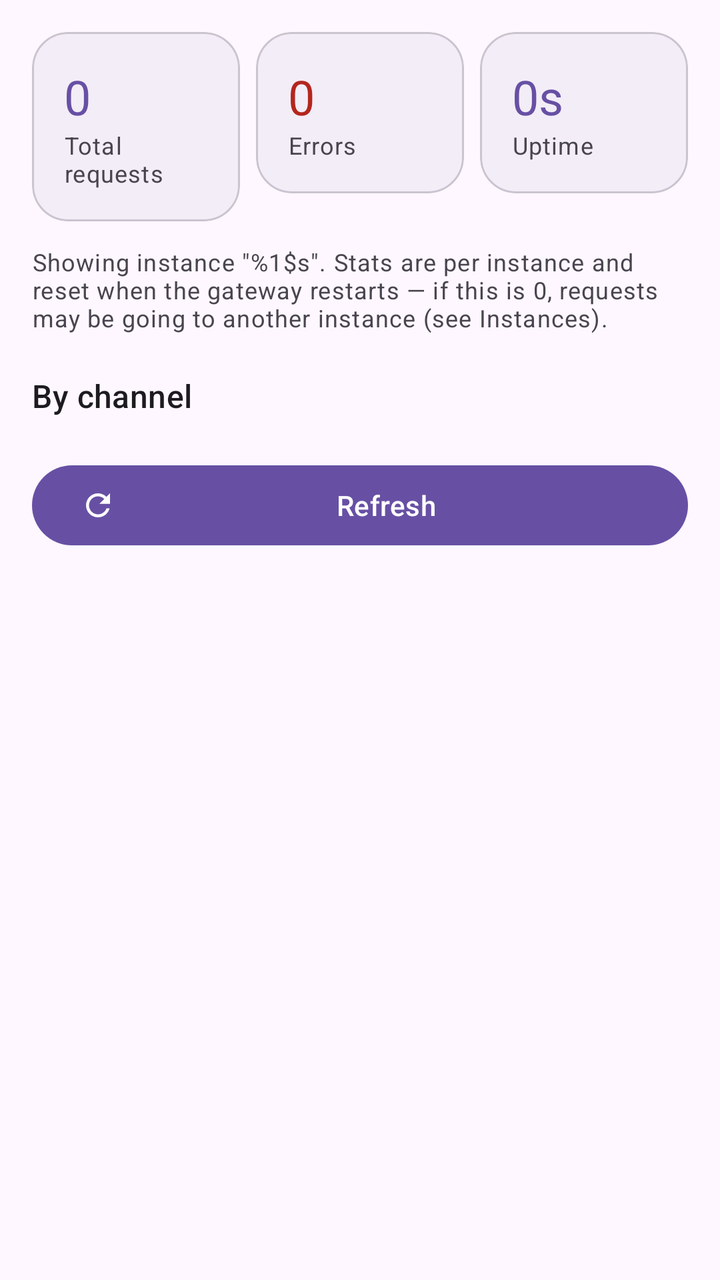
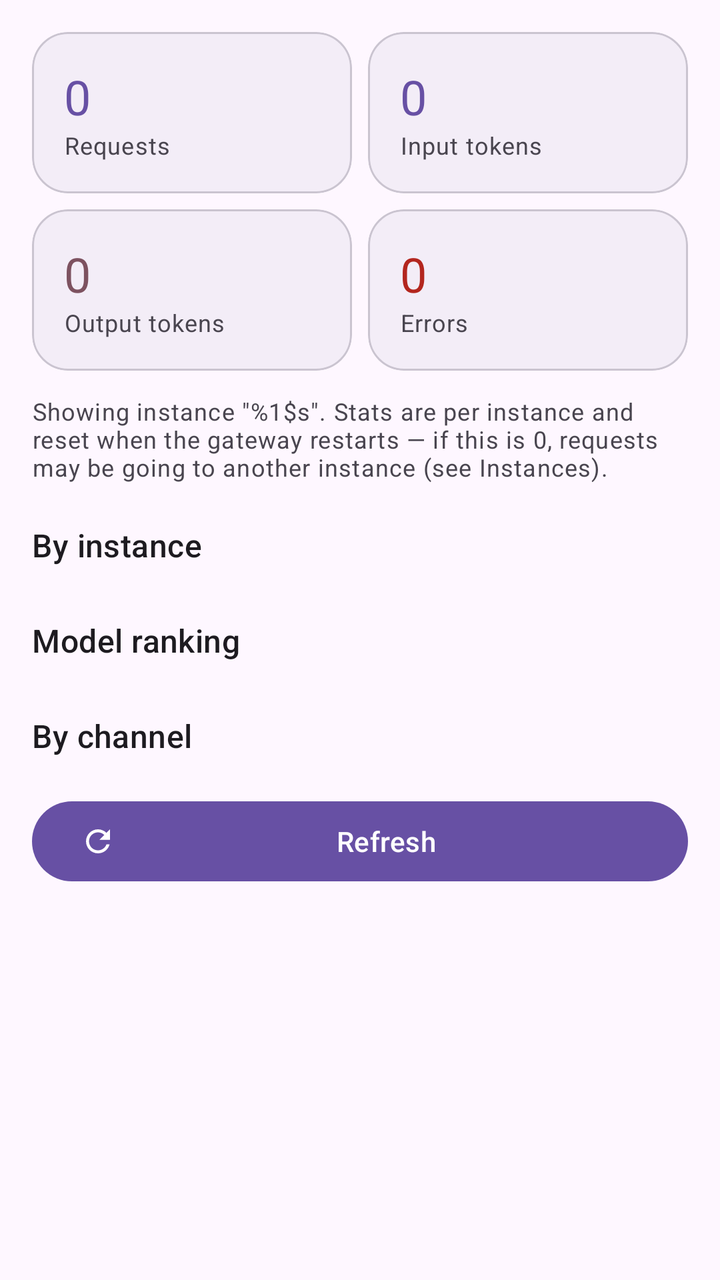

Before-and-after screenshots of an Android layout around one commit, followed by the original layout XML and the change that was made.
<!-- AndroidManifest.xml: application theme Theme.AIGateway -->
<!-- res/layout/fragment_stats.xml -->
<?xml version="1.0" encoding="utf-8"?>
<androidx.core.widget.NestedScrollView xmlns:android="http://schemas.android.com/apk/res/android"
    xmlns:app="http://schemas.android.com/apk/res-auto"
    android:layout_width="match_parent"
    android:layout_height="match_parent"
    android:fillViewport="true">

    <LinearLayout
        android:layout_width="match_parent"
        android:layout_height="wrap_content"
        android:orientation="vertical"
        android:padding="16dp">

        <LinearLayout
            android:layout_width="match_parent"
            android:layout_height="wrap_content"
            android:orientation="horizontal">

            <com.google.android.material.card.MaterialCardView
                android:layout_width="0dp"
                android:layout_height="wrap_content"
                android:layout_weight="1"
                android:layout_marginEnd="4dp"
                app:cardCornerRadius="18dp"
                app:cardElevation="0dp"
                app:cardBackgroundColor="?attr/colorSurfaceContainer">
                <LinearLayout android:layout_width="match_parent" android:layout_height="wrap_content"
                    android:orientation="vertical" android:padding="16dp">
                    <TextView android:id="@+id/textStatRequests" android:layout_width="wrap_content"
                        android:layout_height="wrap_content" android:text="0"
                        android:textAppearance="?attr/textAppearanceHeadlineSmall" android:textColor="?attr/colorPrimary" />
                    <TextView android:layout_width="wrap_content" android:layout_height="wrap_content"
                        android:text="@string/ov_total_requests" android:textAppearance="?attr/textAppearanceBodySmall"
                        android:textColor="?attr/colorOnSurfaceVariant" />
                </LinearLayout>
            </com.google.android.material.card.MaterialCardView>

            <com.google.android.material.card.MaterialCardView
                android:layout_width="0dp"
                android:layout_height="wrap_content"
                android:layout_weight="1"
                android:layout_marginHorizontal="4dp"
                app:cardCornerRadius="18dp"
                app:cardElevation="0dp"
                app:cardBackgroundColor="?attr/colorSurfaceContainer">
                <LinearLayout android:layout_width="match_parent" android:layout_height="wrap_content"
                    android:orientation="vertical" android:padding="16dp">
                    <TextView android:id="@+id/textStatErrors" android:layout_width="wrap_content"
                        android:layout_height="wrap_content" android:text="0"
                        android:textAppearance="?attr/textAppearanceHeadlineSmall" android:textColor="?attr/colorError" />
                    <TextView android:layout_width="wrap_content" android:layout_height="wrap_content"
                        android:text="@string/ov_errors" android:textAppearance="?attr/textAppearanceBodySmall"
                        android:textColor="?attr/colorOnSurfaceVariant" />
                </LinearLayout>
            </com.google.android.material.card.MaterialCardView>

            <com.google.android.material.card.MaterialCardView
                android:layout_width="0dp"
                android:layout_height="wrap_content"
                android:layout_weight="1"
                android:layout_marginStart="4dp"
                app:cardCornerRadius="18dp"
                app:cardElevation="0dp"
                app:cardBackgroundColor="?attr/colorSurfaceContainer">
                <LinearLayout android:layout_width="match_parent" android:layout_height="wrap_content"
                    android:orientation="vertical" android:padding="16dp">
                    <TextView android:id="@+id/textStatUptime" android:layout_width="wrap_content"
                        android:layout_height="wrap_content" android:text="0s"
                        android:textAppearance="?attr/textAppearanceHeadlineSmall" android:textColor="?attr/colorPrimary" />
                    <TextView android:layout_width="wrap_content" android:layout_height="wrap_content"
                        android:text="@string/ov_uptime" android:textAppearance="?attr/textAppearanceBodySmall"
                        android:textColor="?attr/colorOnSurfaceVariant" />
                </LinearLayout>
            </com.google.android.material.card.MaterialCardView>
        </LinearLayout>

        <TextView
            android:id="@+id/statsHint"
            android:layout_width="match_parent"
            android:layout_height="wrap_content"
            android:layout_marginTop="12dp"
            android:text="@string/st_hint"
            android:textAppearance="?attr/textAppearanceBodySmall"
            android:textColor="?attr/colorOnSurfaceVariant" />

        <TextView
            android:layout_width="wrap_content"
            android:layout_height="wrap_content"
            android:layout_marginTop="20dp"
            android:layout_marginBottom="8dp"
            android:text="@string/st_by_channel"
            android:textAppearance="?attr/textAppearanceTitleMedium" />

        <LinearLayout
            android:id="@+id/channelStatsContainer"
            android:layout_width="match_parent"
            android:layout_height="wrap_content"
            android:orientation="vertical" />

        <TextView
            android:id="@+id/emptyHint"
            android:layout_width="match_parent"
            android:layout_height="wrap_content"
            android:gravity="center"
            android:padding="24dp"
            android:text="@string/st_empty"
            android:textAppearance="?attr/textAppearanceBodyMedium"
            android:textColor="?attr/colorOnSurfaceVariant"
            android:visibility="gone" />

        <com.google.android.material.button.MaterialButton
            android:id="@+id/btnRefreshStats"
            android:layout_width="match_parent"
            android:layout_height="wrap_content"
            android:layout_marginTop="12dp"
            app:icon="@drawable/ic_refresh"
            android:text="@string/refresh" />
    </LinearLayout>
</androidx.core.widget.NestedScrollView>
<!-- resources referenced by this layout -->
<resources>
  <!-- drawable ic_refresh (drawable) -->
  <?xml version="1.0" encoding="utf-8"?>
  <vector xmlns:android="http://schemas.android.com/apk/res/android"
      android:width="24dp" android:height="24dp"
      android:viewportWidth="24" android:viewportHeight="24"
      android:tint="?attr/colorControlNormal">
      <path android:fillColor="@android:color/white" android:pathData="M17.65,6.35C16.2,4.9 14.21,4 12,4c-4.42,0-7.99,3.58-7.99,8s3.57,8 7.99,8c3.73,0 6.84-2.55 7.73-6h-2.08c-0.82,2.33-3.04,4-5.65,4-3.31,0-6-2.69-6-6s2.69-6 6-6c1.66,0 3.14,0.69 4.22,1.78L13,11h7V4l-2.35,2.35z"/>
  </vector>
  <string name="ov_errors">Errors</string>
  <string name="ov_total_requests">Total requests</string>
  <string name="ov_uptime">Uptime</string>
  <string name="refresh">Refresh</string>
  <string name="st_by_channel">By channel</string>
  <string name="st_empty">No statistics yet</string>
  <string name="st_hint">Showing instance \"%1$s\". Stats are per instance and reset when the gateway restarts — if this is 0, requests may be going to another instance (see Instances).</string>
  <color name="md_primary">#6750A4</color>
  <color name="md_on_primary">#FFFFFF</color>
  <color name="md_primary_container">#EADDFF</color>
  <color name="md_on_primary_container">#21005D</color>
  <color name="md_secondary">#625B71</color>
  <color name="md_on_secondary">#FFFFFF</color>
  <color name="md_secondary_container">#E8DEF8</color>
  <color name="md_on_secondary_container">#1D192B</color>
  <color name="md_tertiary">#7D5260</color>
  <color name="md_on_tertiary">#FFFFFF</color>
  <color name="md_tertiary_container">#FFD8E4</color>
  <color name="md_on_tertiary_container">#31111D</color>
  <color name="md_error">#B3261E</color>
  <color name="md_on_error">#FFFFFF</color>
  <color name="md_error_container">#F9DEDC</color>
  <color name="md_on_error_container">#410E0B</color>
  <color name="md_background">#FEF7FF</color>
  <color name="md_on_background">#1D1B20</color>
  <color name="md_surface">#FEF7FF</color>
  <color name="md_on_surface">#1D1B20</color>
  <color name="md_surface_variant">#E7E0EC</color>
  <color name="md_on_surface_variant">#49454F</color>
  <color name="md_outline">#79747E</color>
  <color name="md_outline_variant">#CAC4D0</color>
  <color name="md_surface_container">#F3EDF7</color>
  <color name="md_surface_container_high">#ECE6F0</color>
  <!-- unchanged entries left out for length: 1 -->
</resources>

<!-- the commit's change to res/layout/fragment_stats.xml (unified diff, before → after) -->
@@ -19,56 +19,134 @@
             <com.google.android.material.card.MaterialCardView
                 android:layout_width="0dp"
                 android:layout_height="wrap_content"
-                android:layout_weight="1"
                 android:layout_marginEnd="4dp"
-                app:cardCornerRadius="18dp"
-                app:cardElevation="0dp"
-                app:cardBackgroundColor="?attr/colorSurfaceContainer">
-                <LinearLayout android:layout_width="match_parent" android:layout_height="wrap_content"
-                    android:orientation="vertical" android:padding="16dp">
-                    <TextView android:id="@+id/textStatRequests" android:layout_width="wrap_content"
-                        android:layout_height="wrap_content" android:text="0"
-                        android:textAppearance="?attr/textAppearanceHeadlineSmall" android:textColor="?attr/colorPrimary" />
-                    <TextView android:layout_width="wrap_content" android:layout_height="wrap_content"
-                        android:text="@string/ov_total_requests" android:textAppearance="?attr/textAppearanceBodySmall"
-                        android:textColor="?attr/colorOnSurfaceVariant" />
-                </LinearLayout>
-            </com.google.android.material.card.MaterialCardView>
-
-            <com.google.android.material.card.MaterialCardView
-                android:layout_width="0dp"
-                android:layout_height="wrap_content"
-                android:layout_weight="1"
-                android:layout_marginHorizontal="4dp"
-                app:cardCornerRadius="18dp"
-                app:cardElevation="0dp"
-                app:cardBackgroundColor="?attr/colorSurfaceContainer">
-                <LinearLayout android:layout_width="match_parent" android:layout_height="wrap_content"
-                    android:orientation="vertical" android:padding="16dp">
-                    <TextView android:id="@+id/textStatErrors" android:layout_width="wrap_content"
-                        android:layout_height="wrap_content" android:text="0"
-                        android:textAppearance="?attr/textAppearanceHeadlineSmall" android:textColor="?attr/colorError" />
-                    <TextView android:layout_width="wrap_content" android:layout_height="wrap_content"
-                        android:text="@string/ov_errors" android:textAppearance="?attr/textAppearanceBodySmall"
-                        android:textColor="?attr/colorOnSurfaceVariant" />
-                </LinearLayout>
-            </com.google.android.material.card.MaterialCardView>
-
-            <com.google.android.material.card.MaterialCardView
-                android:layout_width="0dp"
-                android:layout_height="wrap_content"
-                android:layout_weight="1"
+                android:layout_weight="1"
+                app:cardBackgroundColor="?attr/colorSurfaceContainer"
+                app:cardCornerRadius="18dp"
+                app:cardElevation="0dp">
+
+                <LinearLayout
+                    android:layout_width="match_parent"
+                    android:layout_height="wrap_content"
+                    android:orientation="vertical"
+                    android:padding="16dp">
+
+                    <TextView
+                        android:id="@+id/textStatRequests"
+                        android:layout_width="wrap_content"
+                        android:layout_height="wrap_content"
+                        android:text="0"
+                        android:textAppearance="?attr/textAppearanceHeadlineSmall"
+                        android:textColor="?attr/colorPrimary" />
+
+                    <TextView
+                        android:layout_width="wrap_content"
+                        android:layout_height="wrap_content"
+                        android:text="@string/st_requests"
+                        android:textAppearance="?attr/textAppearanceBodySmall"
+                        android:textColor="?attr/colorOnSurfaceVariant" />
+                </LinearLayout>
+            </com.google.android.material.card.MaterialCardView>
+
+            <com.google.android.material.card.MaterialCardView
+                android:layout_width="0dp"
+                android:layout_height="wrap_content"
                 android:layout_marginStart="4dp"
-                app:cardCornerRadius="18dp"
-                app:cardElevation="0dp"
-                app:cardBackgroundColor="?attr/colorSurfaceContainer">
-                <LinearLayout android:layout_width="match_parent" android:layout_height="wrap_content"
-                    android:orientation="vertical" android:padding="16dp">
-                    <TextView android:id="@+id/textStatUptime" android:layout_width="wrap_content"
-                        android:layout_height="wrap_content" android:text="0s"
-                        android:textAppearance="?attr/textAppearanceHeadlineSmall" android:textColor="?attr/colorPrimary" />
-                    <TextView android:layout_width="wrap_content" android:layout_height="wrap_content"
-                        android:text="@string/ov_uptime" android:textAppearance="?attr/textAppearanceBodySmall"
+                android:layout_weight="1"
+                app:cardBackgroundColor="?attr/colorSurfaceContainer"
+                app:cardCornerRadius="18dp"
+                app:cardElevation="0dp">
+
+                <LinearLayout
+                    android:layout_width="match_parent"
+                    android:layout_height="wrap_content"
+                    android:orientation="vertical"
+                    android:padding="16dp">
+
+                    <TextView
+                        android:id="@+id/textStatTokensIn"
+                        android:layout_width="wrap_content"
+                        android:layout_height="wrap_content"
+                        android:text="0"
+                        android:textAppearance="?attr/textAppearanceHeadlineSmall"
+                        android:textColor="?attr/colorPrimary" />
+
+                    <TextView
+                        android:layout_width="wrap_content"
+                        android:layout_height="wrap_content"
+                        android:text="@string/st_input_tokens"
+                        android:textAppearance="?attr/textAppearanceBodySmall"
+                        android:textColor="?attr/colorOnSurfaceVariant" />
+                </LinearLayout>
+            </com.google.android.material.card.MaterialCardView>
+        </LinearLayout>
+
+        <LinearLayout
+            android:layout_width="match_parent"
+            android:layout_height="wrap_content"
+            android:layout_marginTop="8dp"
+            android:orientation="horizontal">
+
+            <com.google.android.material.card.MaterialCardView
+                android:layout_width="0dp"
+                android:layout_height="wrap_content"
+                android:layout_marginEnd="4dp"
+                android:layout_weight="1"
+                app:cardBackgroundColor="?attr/colorSurfaceContainer"
+                app:cardCornerRadius="18dp"
+                app:cardElevation="0dp">
+
+                <LinearLayout
+                    android:layout_width="match_parent"
+                    android:layout_height="wrap_content"
+                    android:orientation="vertical"
+                    android:padding="16dp">
+
+                    <TextView
+                        android:id="@+id/textStatTokensOut"
+                        android:layout_width="wrap_content"
+                        android:layout_height="wrap_content"
+                        android:text="0"
+                        android:textAppearance="?attr/textAppearanceHeadlineSmall"
+                        android:textColor="?attr/colorTertiary" />
+
+                    <TextView
+                        android:layout_width="wrap_content"
+                        android:layout_height="wrap_content"
+                        android:text="@string/st_output_tokens"
+                        android:textAppearance="?attr/textAppearanceBodySmall"
+                        android:textColor="?attr/colorOnSurfaceVariant" />
+                </LinearLayout>
+            </com.google.android.material.card.MaterialCardView>
+
+            <com.google.android.material.card.MaterialCardView
+                android:layout_width="0dp"
+                android:layout_height="wrap_content"
+                android:layout_marginStart="4dp"
+                android:layout_weight="1"
+                app:cardBackgroundColor="?attr/colorSurfaceContainer"
+                app:cardCornerRadius="18dp"
+                app:cardElevation="0dp">
+
+                <LinearLayout
+                    android:layout_width="match_parent"
+                    android:layout_height="wrap_content"
+                    android:orientation="vertical"
+                    android:padding="16dp">
+
+                    <TextView
+                        android:id="@+id/textStatErrors"
+                        android:layout_width="wrap_content"
+                        android:layout_height="wrap_content"
+                        android:text="0"
+                        android:textAppearance="?attr/textAppearanceHeadlineSmall"
+                        android:textColor="?attr/colorError" />
+
+                    <TextView
+                        android:layout_width="wrap_content"
+                        android:layout_height="wrap_content"
+                        android:text="@string/ov_errors"
+                        android:textAppearance="?attr/textAppearanceBodySmall"
                         android:textColor="?attr/colorOnSurfaceVariant" />
                 </LinearLayout>
             </com.google.android.material.card.MaterialCardView>
@@ -87,7 +165,35 @@
             android:layout_width="wrap_content"
             android:layout_height="wrap_content"
             android:layout_marginTop="20dp"
-            android:layout_marginBottom="8dp"
+            android:text="@string/st_by_instance"
+            android:textAppearance="?attr/textAppearanceTitleMedium" />
+
+        <LinearLayout
+            android:id="@+id/instanceStatsContainer"
+            android:layout_width="match_parent"
+            android:layout_height="wrap_content"
+            android:layout_marginTop="6dp"
+            android:orientation="vertical" />
+
+        <TextView
+            android:layout_width="wrap_content"
+            android:layout_height="wrap_content"
+            android:layout_marginTop="20dp"
+            android:text="@string/st_by_model"
+            android:textAppearance="?attr/textAppearanceTitleMedium" />
+
+        <LinearLayout
+            android:id="@+id/modelStatsContainer"
+            android:layout_width="match_parent"
+            android:layout_height="wrap_content"
+            android:layout_marginTop="6dp"
+            android:orientation="vertical" />
+
+        <TextView
+            android:id="@+id/channelSection"
+            android:layout_width="wrap_content"
+            android:layout_height="wrap_content"
+            android:layout_marginTop="20dp"
             android:text="@string/st_by_channel"
             android:textAppearance="?attr/textAppearanceTitleMedium" />
 
@@ -95,6 +201,7 @@
             android:id="@+id/channelStatsContainer"
             android:layout_width="match_parent"
             android:layout_height="wrap_content"
+            android:layout_marginTop="6dp"
             android:orientation="vertical" />
 
         <TextView
@@ -113,7 +220,7 @@
             android:layout_width="match_parent"
             android:layout_height="wrap_content"
             android:layout_marginTop="12dp"
-            app:icon="@drawable/ic_refresh"
-            android:text="@string/refresh" />
+            android:text="@string/refresh"
+            app:icon="@drawable/ic_refresh" />
     </LinearLayout>
 </androidx.core.widget.NestedScrollView>
<!-- resource entries referenced after the edit -->
@@ -9,12 +9,15 @@
       <path android:fillColor="@android:color/white" android:pathData="M17.65,6.35C16.2,4.9 14.21,4 12,4c-4.42,0-7.99,3.58-7.99,8s3.57,8 7.99,8c3.73,0 6.84-2.55 7.73-6h-2.08c-0.82,2.33-3.04,4-5.65,4-3.31,0-6-2.69-6-6s2.69-6 6-6c1.66,0 3.14,0.69 4.22,1.78L13,11h7V4l-2.35,2.35z"/>
   </vector>
   <string name="ov_errors">Errors</string>
-  <string name="ov_total_requests">Total requests</string>
-  <string name="ov_uptime">Uptime</string>
   <string name="refresh">Refresh</string>
   <string name="st_by_channel">By channel</string>
+  <string name="st_by_instance">By instance</string>
+  <string name="st_by_model">Model ranking</string>
   <string name="st_empty">No statistics yet</string>
   <string name="st_hint">Showing instance \"%1$s\". Stats are per instance and reset when the gateway restarts — if this is 0, requests may be going to another instance (see Instances).</string>
+  <string name="st_input_tokens">Input tokens</string>
+  <string name="st_output_tokens">Output tokens</string>
+  <string name="st_requests">Requests</string>
   <color name="md_primary">#6750A4</color>
   <color name="md_on_primary">#FFFFFF</color>
   <color name="md_primary_container">#EADDFF</color>
